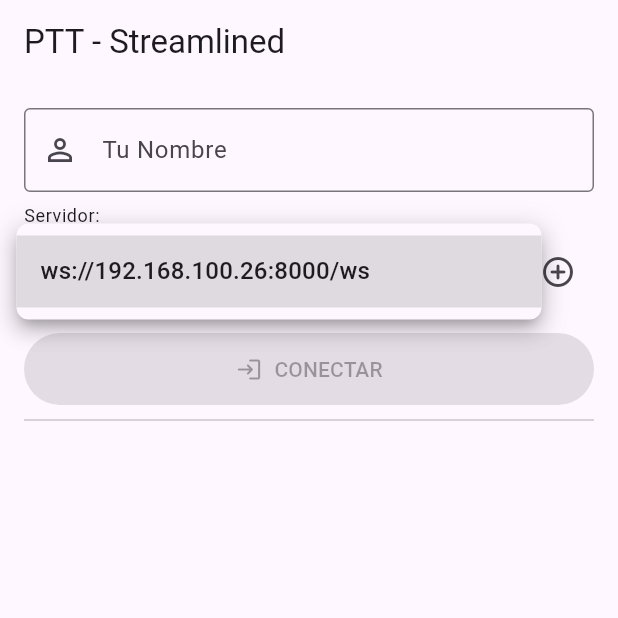
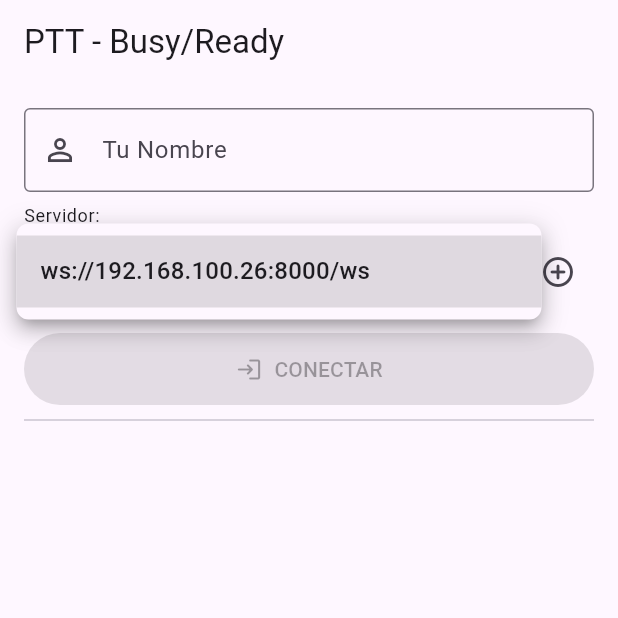
Before and after one commit to dimasb69/ws_ptt_soc, a Flutter app: the screen it shows after launch, after a tap on "ws://192.168.100.26:8000/ws", on a phone screen of 412 x 824 dp, the top half of it. Run offline on Flutter 3.47's test engine with Material 3 defaults, Android fonts, the phone set to English and light mode, and no system bars; our stand-ins replace just_audio, permission_handler.

Commit message:
App con fase 3 completa, manejo de prioridades en Ptt con envio de audio de prueba y control de manejos para evitar conflictos

```diff
--- a/lib/main.dart
+++ b/lib/main.dart
@@ -9,7 +9,7 @@ import 'package:flutter/material.dart';
 import 'package:flutter/services.dart' show rootBundle;
 import 'package:web_socket_channel/web_socket_channel.dart';
 import 'package:uuid/uuid.dart';
-import'package:permission_handler/permission_handler.dart';
+import 'package:permission_handler/permission_handler.dart';
 import 'package:path_provider/path_provider.dart';
 import 'package:http/http.dart' as http;
 
@@ -30,7 +30,7 @@ class PTTApp extends StatelessWidget {
   Widget build(BuildContext context) {
     return MaterialApp(
       debugShowCheckedModeBanner: false,
-      title: 'PTT - Paso 2 Rev (UI Fix)',
+      title: 'PTT - Paso 2 Rev (Busy/Ready)',
       theme: ThemeData(primarySwatch: Colors.teal, useMaterial3: true, brightness: Brightness.light),
       darkTheme: ThemeData(primarySwatch: Colors.teal, useMaterial3: true, brightness: Brightness.dark),
       home: PTTHomePage(),
@@ -88,12 +88,9 @@ class _PTTHomePageState extends State<PTTHomePage> {
   bool _isAudioHandlerServiceReady = false;
 
   ReceivedAudioMessage? _lastReceivedMessageForAutoPlay;
-
   String? _receiverTempDirectoryPath;
-
   bool _isAudioMessageCurrentlyPlaying = false;
   String? _idOfMessageCurrentlyPlaying;
-  // Para saber si el audio que se está reproduciendo ha terminado y poder resetear el icono del botón PTT
   bool _currentPlaybackFinishedOrError = true;
 
   String get _logPrefix => "[${clientId.substring(0,5)} (${username.isNotEmpty ? username.substring(0,min(username.length,3)) : 'USR'})]";
@@ -103,7 +100,6 @@ class _PTTHomePageState extends State<PTTHomePage> {
     super.initState();
     clientId = _uuid.v4();
     if (servers.isNotEmpty) selectedServer = servers.first;
-
     _audioHandlerService = AudioHandlerService();
     _audioHandlerService.setClientIdForLogs(clientId);
     _initPermissionsAndAudio();
@@ -111,19 +107,15 @@ class _PTTHomePageState extends State<PTTHomePage> {
   }
 
   Future<void> _initPermissionsAndAudio() async {
-    if (kDebugMode) print("$_logPrefix UI_FIX: Inicializando permisos y audio...");
+    if (kDebugMode) print("$_logPrefix BUSY_READY: Init permissions & audio...");
     var micStatus = await Permission.microphone.request();
     _isMicPermissionGranted = micStatus == PermissionStatus.granted;
-
     await _audioHandlerService.initAudio();
-
-    if (mounted) {
-      setState(() { _isAudioHandlerServiceReady = true; });
-    }
+    if (mounted) setState(() { _isAudioHandlerServiceReady = true; });
     if (kDebugMode) {
-      if (_isMicPermissionGranted) { print("$_logPrefix UI_FIX: Permiso de micrófono CONCEDIDO."); }
-      else { print("$_logPrefix UI_FIX: Permiso de micrófono DENEGADO."); _showMessage("Permiso de Micrófono Denegado.", isError: true); }
-      print("$_logPrefix UI_FIX: AudioHandlerService listo.");
+      if (_isMicPermissionGranted) print("$_logPrefix BUSY_READY: Mic permission GRANTED.");
+      else { print("$_logPrefix BUSY_READY: Mic permission DENIED."); _showMessage("Permiso Mic Denegado.", isError: true); }
+      print("$_logPrefix BUSY_READY: AudioHandlerService ready.");
     }
   }
 
@@ -135,14 +127,12 @@ class _PTTHomePageState extends State<PTTHomePage> {
   }
 
   Future<void> _playLocalBeepInicio() async {
-    if (_isAudioMessageCurrentlyPlaying) return;
-    if (!_isAudioHandlerServiceReady || !mounted) return;
+    if (_isAudioMessageCurrentlyPlaying || !_isAudioHandlerServiceReady || !mounted) return;
     await _audioHandlerService.playBeep('assets/beep2.wav', 'LocalBeepInicio');
   }
 
   Future<void> _playLocalBeepFin() async {
-    if (_isAudioMessageCurrentlyPlaying) return;
-    if (!_isAudioHandlerServiceReady || !mounted) return;
+    if (_isAudioMessageCurrentlyPlaying || !_isAudioHandlerServiceReady || !mounted) return;
     await _audioHandlerService.playBeep('assets/bepbep2.wav', 'LocalBeepFin');
   }
 
@@ -269,10 +259,23 @@ class _PTTHomePageState extends State<PTTHomePage> {
           final mId = data['message_id'] as String?; final scId = data['sender_client_id'] as String?;
           final suName = data['sender_username'] as String?; final fName = data['filename'] as String?;
           final audioUrl = buildAudioDownloadUrl(selectedServerUrl: selectedServer, messageId: mId, filenameFromServer: fName);
+
           if (mId != null && scId != null && suName != null && fName != null && audioUrl != null && scId != clientId) {
             final newMsg = ReceivedAudioMessage(id: mId, senderUsername: suName, filename: fName, url: audioUrl);
             if (mounted) {
-              setState(() { _lastReceivedMessageForAutoPlay = newMsg; _currentPlaybackFinishedOrError = false; }); // Preparar para reproducir
+              if (_isAudioMessageCurrentlyPlaying && _idOfMessageCurrentlyPlaying != newMsg.id) {
+                if (kDebugMode) print("$_logPrefix MSG_AUDIO_RECV: Interrumpiendo reproducción actual (${_idOfMessageCurrentlyPlaying ?? 'N/A'}) por nuevo mensaje ${newMsg.id}.");
+                await _audioHandlerService.stopCurrentMessagePlayback();
+                setState(() {
+                  if (_lastReceivedMessageForAutoPlay?.id == _idOfMessageCurrentlyPlaying) {
+                    if (_lastReceivedMessageForAutoPlay != null) _lastReceivedMessageForAutoPlay!.isPlaying = false;
+                  }
+                  _isAudioMessageCurrentlyPlaying = false; _idOfMessageCurrentlyPlaying = null;
+                  _currentPlaybackFinishedOrError = true;
+                });
+                await Future.delayed(Duration(milliseconds: 150));
+              }
+              setState(() { _lastReceivedMessageForAutoPlay = newMsg; _currentPlaybackFinishedOrError = false; });
               if (_lastReceivedMessageForAutoPlay != null) {
                 _showMessage("Audio de $suName. Reproduciendo...", durationSeconds: 2);
                 _downloadAndPlayReceivedAudio(_lastReceivedMessageForAutoPlay!);
@@ -308,17 +311,21 @@ class _PTTHomePageState extends State<PTTHomePage> {
   }
 
   Future<void> _downloadAndPlayReceivedAudio(ReceivedAudioMessage msgToPlay) async {
-    if (_receiverTempDirectoryPath == null) { _showMessage("Directorio no listo.", isError: true); setState(()=> _currentPlaybackFinishedOrError = true); return; }
+    if (_receiverTempDirectoryPath == null) {
+      _showMessage("Directorio no listo.", isError: true);
+      if (mounted) setState(()=> _currentPlaybackFinishedOrError = true);
+      return;
+    }
 
-    // Si se llama a reproducir mientras ya está sonando este mismo mensaje, AudioHandler lo detendrá.
-    // Si es otro mensaje, AudioHandler también detendrá el anterior antes de reproducir el nuevo.
-    // Aquí solo gestionamos el estado de la UI
+    if (connected && channel != null) {
+      channel!.sink.add(jsonEncode({ "type": "receiver_busy", "client_id": clientId, "message_id": msgToPlay.id }));
+      if (kDebugMode) print("$_logPrefix NET: Enviado 'receiver_busy' para msg ${msgToPlay.id}");
+    }
 
     if(mounted) setState(() {
       msgToPlay.isDownloading = true; msgToPlay.hasError = false;
-      _isAudioMessageCurrentlyPlaying = true; // Indicar que un proceso de reproducción ha comenzado
-      _idOfMessageCurrentlyPlaying = msgToPlay.id;
-      _currentPlaybackFinishedOrError = false; // Resetear
+      _isAudioMessageCurrentlyPlaying = true; _idOfMessageCurrentlyPlaying = msgToPlay.id;
+      _currentPlaybackFinishedOrError = false;
     });
 
     String localFileName = generateLocalFilenameForDownload(messageId: msgToPlay.id, originalFilename: msgToPlay.filename, tempFilenameBase: _tempAudioFilenameReceiverBase);
@@ -330,10 +337,11 @@ class _PTTHomePageState extends State<PTTHomePage> {
         final File file = File(localFilePath);
         await file.writeAsBytes(response.bodyBytes);
         if(mounted) setState(() => msgToPlay.localPath = localFilePath );
-        if (!mounted) { setState(()=> _currentPlaybackFinishedOrError = true); return; }
+        if (!mounted) {
+          if (connected && channel != null) channel!.sink.add(jsonEncode({"type": "receiver_ready", "client_id": clientId, "message_id": msgToPlay.id, "status": "aborted_not_mounted"}));
+          if (mounted) setState(()=> _currentPlaybackFinishedOrError = true); return;
+        }
 
-        // El estado _isAudioMessageCurrentlyPlaying y _idOfMessageCurrentlyPlaying ya están seteados
-        // Solo necesitamos que el message object tenga isPlaying = true
         if(mounted) setState(() => msgToPlay.isPlaying = true);
 
         await _audioHandlerService.playAudioFile( localFilePath, msgToPlay.id,
@@ -359,9 +367,20 @@ class _PTTHomePageState extends State<PTTHomePage> {
       } else { throw Exception('Fallo al descargar: ${response.statusCode}'); }
     } catch (e) {
       _showMessage("Error al descargar: $e", isError: true);
-      if (mounted) { setState(() { msgToPlay.hasError = true; _currentPlaybackFinishedOrError = true; if(_idOfMessageCurrentlyPlaying == msgToPlay.id){_isAudioMessageCurrentlyPlaying = false; _idOfMessageCurrentlyPlaying = null;} }); }
+      if (mounted) {
+        setState(() {
+          msgToPlay.hasError = true; _currentPlaybackFinishedOrError = true;
+          if(_idOfMessageCurrentlyPlaying == msgToPlay.id){_isAudioMessageCurrentlyPlaying = false; _idOfMessageCurrentlyPlaying = null;}
+        });
+      }
     } finally {
-      if (mounted) setState(() => msgToPlay.isDownloading = false);
+      if (mounted) {
+        setState(() => msgToPlay.isDownloading = false);
+      }
+      if (connected && channel != null) {
+        channel!.sink.add(jsonEncode({ "type": "receiver_ready", "client_id": clientId, "message_id": msgToPlay.id, "status": msgToPlay.hasError ? "error" : (msgToPlay.isPlaying ? "playing_interrupted" : "completed") }));
+        if (kDebugMode) print("$_logPrefix NET: Enviado 'receiver_ready' para msg ${msgToPlay.id}, status: ${msgToPlay.hasError ? "error" : (msgToPlay.isPlaying ? "playing_interrupted" : "completed")}");
+      }
     }
   }
 
@@ -391,18 +410,13 @@ class _PTTHomePageState extends State<PTTHomePage> {
       }
     }
 
-    // --- PTT Button Logic ---
-    if (!connected) { /* No PTT button logic */ }
+    if (!connected) { /* No PTT button */ }
     else if (!_isMicPermissionGranted && kReleaseMode) { pttButtonText = "PERMISO MIC"; pttIcon = Icons.mic_off_rounded; pttButtonColor = Colors.red.shade300; }
     else if (!audioSystemReady) { pttButtonText = "AUDIO NO LISTO"; pttIcon = Icons.volume_off_rounded; pttButtonColor = Colors.blueGrey.shade300; }
     else {
       if (_isAudioMessageCurrentlyPlaying && _idOfMessageCurrentlyPlaying != null && !_currentPlaybackFinishedOrError) {
-        // Si un audio se está reproduciendo activamente (y no ha terminado/error)
-        pttButtonText = "REPRODUCIENDO...";
-        // Cambiar icono a un círculo simple o icono de "no tocar"
-        pttIcon = Icons.play_circle_fill_rounded; // O usa Icons.circle si quieres un círculo simple
-        pttButtonColor = Colors.purple.shade300; // Un color que indique que está ocupado y no es PTT
-        pttButtonEnabled = false; // No se puede interactuar como PTT
+        pttButtonText = "REPRODUCIENDO..."; pttIcon = Icons.play_circle_fill_rounded;
+        pttButtonColor = Colors.purple.shade300; pttButtonEnabled = false;
       }
       else if (_currentGlobalTransmitterId != null && _currentGlobalTransmitterId != clientId) {
         pttButtonText = "${_currentGlobalTransmitterName ?? 'Alguien'} HABLA"; pttIcon = Icons.hearing_rounded;
@@ -418,7 +432,7 @@ class _PTTHomePageState extends State<PTTHomePage> {
     }
 
     return Scaffold(
-      appBar: AppBar(title: Text("PTT - Streamlined ${username.isNotEmpty ? '($username)' : ''}")),
+      appBar: AppBar(title: Text("PTT - Busy/Ready ${username.isNotEmpty ? '($username)' : ''}")),
       body: Padding(
         padding: const EdgeInsets.all(16.0),
         child: Column(
@@ -435,12 +449,11 @@ class _PTTHomePageState extends State<PTTHomePage> {
               SizedBox(height: 8), ElevatedButton.icon( icon: Icon(Icons.logout_rounded), onPressed: _disconnect, label: Text("DESCONECTAR"), style: ElevatedButton.styleFrom(backgroundColor: Colors.blueGrey, padding: EdgeInsets.symmetric(vertical: 10)) ),
             ],
             Divider(height: 20, thickness: 1),
-            // El Expanded ahora contiene un Column que centrará el botón PTT
             Expanded(
               child: connected
                   ? Column(
-                mainAxisAlignment: MainAxisAlignment.center, // Centra el botón verticalmente
-                crossAxisAlignment: CrossAxisAlignment.center, // Centra el botón horizontalmente
+                mainAxisAlignment: MainAxisAlignment.center,
+                crossAxisAlignment: CrossAxisAlignment.center,
                 children: [
                   GestureDetector(
                     onTapDown: pttButtonEnabled ? (_) => _onPttPress() : null,
@@ -450,15 +463,15 @@ class _PTTHomePageState extends State<PTTHomePage> {
                     onLongPressCancel: pttButtonEnabled ? () => _onPttRelease() : null,
                     child: AnimatedContainer(
                         duration: Duration(milliseconds: 150),
-                        padding: EdgeInsets.all(25), // Aumentar padding para hacerlo más grande
-                        constraints: BoxConstraints(minWidth: 140, minHeight: 140, maxWidth: 180, maxHeight: 180), // Ajustar tamaño
+                        padding: EdgeInsets.all(25),
+                        constraints: BoxConstraints(minWidth: 140, minHeight: 140, maxWidth: 180, maxHeight: 180),
                         decoration: BoxDecoration(
                           color: pttButtonColor, shape: BoxShape.circle,
-                          boxShadow: [ if(pttButtonEnabled && !( _isAudioMessageCurrentlyPlaying && !_currentPlaybackFinishedOrError ) ) // No sombra si es el ícono de reproducción
+                          boxShadow: [ if(pttButtonEnabled && !( _isAudioMessageCurrentlyPlaying && !_currentPlaybackFinishedOrError ) )
                             BoxShadow(color: pttButtonColor.withOpacity(0.5), blurRadius: 10, spreadRadius: 3)
                           ],
                           border: _isAudioMessageCurrentlyPlaying && !_currentPlaybackFinishedOrError
-                              ? Border.all(color: Colors.white54, width: 2) // Borde para el icono de reproducción
+                              ? Border.all(color: Colors.white54, width: 2)
                               : null,
                         ),
                         child: Column( mainAxisSize: MainAxisSize.min, mainAxisAlignment: MainAxisAlignment.center,
@@ -466,7 +479,6 @@ class _PTTHomePageState extends State<PTTHomePage> {
                         )
                     ),
                   ),
-                  // Indicador de "Error al reproducir" se puede mostrar aquí si es necesario
                   if (_lastReceivedMessageForAutoPlay != null && _lastReceivedMessageForAutoPlay!.hasError && _currentPlaybackFinishedOrError)
                     Padding(
                       padding: const EdgeInsets.only(top: 20.0),
```
